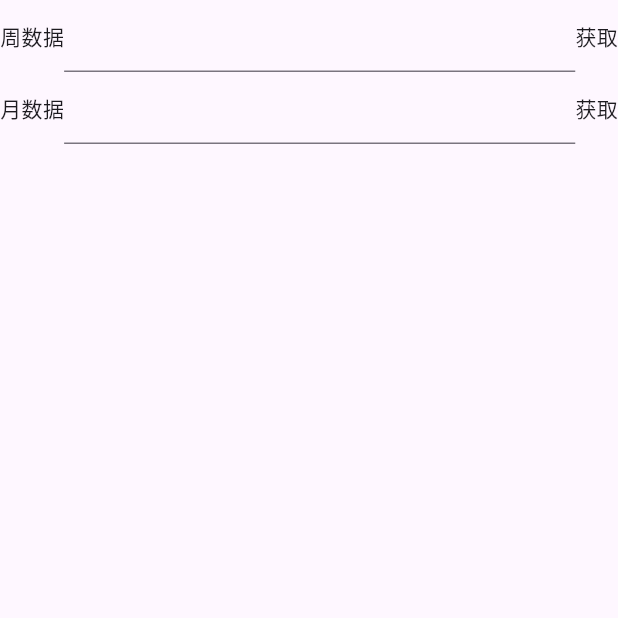
After one commit to XiaoXin956/flutter_toolkit, a Flutter app: the DatePage screen opened directly, after a tap on "获取", on a phone screen of 412 x 824 dp, the top half of it. The commit adds this screen. Run offline on Flutter 3.47's test engine with Material 3 defaults, Android fonts, the light colour scheme and no system bars; our stand-ins replace animated_text_kit, bloc, dio, easy_refresh, equatable, flutter_bloc and 3 more; accounts and stored records are empty; generated files the repository leaves out were written again.

Commit message:
日期修改

```diff
--- a/lib/page/data_select_page/date_select_page.dart
+++ b/lib/page/data_select_page/date_select_page.dart
@@ -2,7 +2,6 @@ import 'package:flutter/material.dart';
 import 'package:flutter_bloc/flutter_bloc.dart';
 import 'package:flutter_toolkit/page/data_select_page/date_select_cubit.dart';
 import 'package:flutter_toolkit/utils/date_tool.dart';
-import 'package:flutter_toolkit/utils/print_utils.dart';
 
 class DataSelectPage extends StatefulWidget {
   String? startDate = "";
--- /dev/null
+++ b/lib/page/date_view/date_page.dart
@@ -0,0 +1,86 @@
+import 'package:flutter/material.dart';
+import 'package:flutter_toolkit/utils/date_tool.dart';
+
+class DatePage extends StatefulWidget {
+  const DatePage({super.key});
+
+  @override
+  State<DatePage> createState() => _DatePageState();
+}
+
+class _DatePageState extends State<DatePage> {
+  List<DateBean> weekData = [];
+  List<DateBean> monthData = [];
+  String inputWeekData = "";
+
+  @override
+  Widget build(BuildContext context) {
+    return Scaffold(
+      body: Column(
+        children: [
+          //周数据
+          Column(
+            children: [
+              Row(
+                children: [
+                  Text("周数据"),
+                  Expanded(child: TextField(
+                    onChanged: (value) {
+                      inputWeekData = value;
+                    },
+                  )),
+                  InkWell(
+                    onTap: () {
+                      try {
+                        weekData = DateTool.getWeekData(selectData: inputWeekData);
+                        setState(() {});
+                      } catch (e) {}
+                    },
+                    child: Text("获取"),
+                  )
+                ],
+              ),
+              inputWeekData.isEmpty
+                  ? Container()
+                  : Column(
+                      children: weekData
+                          .map((e) => Container(
+                                child: Center(child: Text("${e.year.toString()} ${e.month.toString()} ${e.day.toString()}")),
+                              ))
+                          .toList(),
+                    ),
+              Row(
+                children: [
+                  Text("月数据"),
+                  Expanded(child: TextField(
+                    onChanged: (value) {
+                      inputWeekData = value;
+                    },
+                  )),
+                  InkWell(
+                    onTap: () {
+                      try {
+                        monthData = DateTool.getMonthData(selectData: inputWeekData,placeholder: true);
+                        setState(() {});
+                      } catch (e) {}
+                    },
+                    child: Text("获取"),
+                  )
+                ],
+              ),
+              inputWeekData.isEmpty
+                  ? Container()
+                  : Column(
+                      children: monthData
+                          .map((e) => Container(
+                                child: Center(child: Text("${e.year.toString()} ${e.month.toString()} ${e.day.toString()}")),
+                              ))
+                          .toList(),
+                    )
+            ],
+          )
+        ],
+      ),
+    );
+  }
+}
--- a/lib/utils/date_tool.dart
+++ b/lib/utils/date_tool.dart
@@ -1,4 +1,28 @@
-import 'package:flutter_toolkit/utils/print_utils.dart';
+import 'package:flutter/foundation.dart';
+
+printRed(dynamic msg) {
+  if (kDebugMode) {
+    print("\x1B[31m ${msg} \x1B[0m");
+  }
+}
+
+printBlue(dynamic msg) {
+  if (kDebugMode) {
+    print("\x1B[34m ${msg} \x1B[0m");
+  }
+}
+
+printWhite(dynamic msg) {
+  if (kDebugMode) {
+    print("\x1B[37m ${msg} \x1B[0m");
+  }
+}
+
+printPurple(dynamic msg) {
+  if (kDebugMode) {
+    print("\x1B[35m ${msg} \x1B[0m");
+  }
+}
 
 class DateTool {
   /// 年月日时分秒
@@ -24,7 +48,7 @@ class DateTool {
   }
 
   /// 当前时间 年月日时分
-  static String getTodayYearMothDayHourMinute() {
+  static String getTodayYMDHM() {
     DateTime currentTime = DateTime.now();
     var month = (currentTime.month.toString().length == 1) ? "0${currentTime.month}" : currentTime.month;
     var day = (currentTime.day.toString().length == 1) ? "0${currentTime.day}" : currentTime.day;
@@ -41,13 +65,13 @@ class DateTool {
     return "${currentTime.year}-${month}-${day} 23:59:59";
   }
 
-  // 时间戳
+  /// 时间戳
   static String timestamp() {
     DateTime currentTime = DateTime.now();
     return "${currentTime.microsecondsSinceEpoch}";
   }
 
-  // 指定时间的多少天前，或者当前的多少天前
+  /// 指定时间的多少天前，或者当前的多少天前
   static String ageDay(String currDateTime, int days) {
     DateTime dateTime = (currDateTime != "") ? DateTime.parse(currDateTime) : DateTime.now();
     DateTime dateResult = DateTime(dateTime.year, dateTime.month, dateTime.day - days, dateTime.hour, dateTime.minute, dateTime.second);
@@ -56,8 +80,79 @@ class DateTool {
     return "${dateResult.year}-$month-$day";
   }
 
-  // 生成时间日期数据
-  static List<DateBean> getCompleteData({int defaultWeek = 7,String? startTime = "", String? endTime = "", int apartDay = 140}) {
+  /// 生成指定日期一周内的数据
+  static List<DateBean> getWeekData({String selectData = ""}) {
+    List<DateBean> dateData = [];
+    DateTime dateTime;
+    int weekday;
+    if (selectData == "") {
+      dateTime = DateTime.now();
+    } else {
+      dateTime = DateTime.parse(selectData.toString());
+    }
+    weekday = dateTime.weekday;
+    dateTime = dateTime.subtract(Duration(days: weekday - 1));
+    for (int i = 0; i < 7; i++) {
+      DateBean dayDate = DateBean();
+      dayDate.id = "${dateTime.year.toString()}${(dateTime.month < 10) ? "0${dateTime.month}" : dateTime.month.toString()}${(dateTime.day < 10) ? "0${dateTime.day}" : "${dateTime.day.toString()}"}";
+      dayDate.day = "${dateTime.day < 10 ? "0${dateTime.day}" : dateTime.day}";
+      dayDate.month = "${dateTime.month < 10 ? "0${dateTime.month}" : dateTime.month}";
+      dayDate.year = dateTime.year.toString();
+      dayDate.dateTime = dateTime;
+      dayDate.itemState = DateStatus.normal;
+      dayDate.itemType = DateType.day;
+      dayDate.show = (dateTime.day < 10) ? "0${dateTime.day}" : dateTime.day.toString();
+      dateData.add(dayDate);
+      dateTime = dateTime.add(Duration(days: 1));
+    }
+    return dateData;
+  }
+
+  /// 生成当前月份的数据
+  static List<DateBean> getMonthData({String selectData = "", int startWeekDay = 1, bool placeholder = false}) {
+    List<DateBean> dateData = [];
+    DateTime dateTime;
+    if (selectData == "") {
+      dateTime = DateTime.now();
+    } else {
+      dateTime = DateTime.parse(selectData.toString());
+    }
+    dateTime = DateTime(dateTime.year, dateTime.month, 1);
+    int days = DateTime(dateTime.year, dateTime.month + 1, 0).day;
+    for (int i = 0; i < days; i++) {
+      if (placeholder) {
+        if (i == 0) {
+          var weekday = dateTime.weekday;
+          if (startWeekDay == 1) {
+            _firstSundayDatePlaceholder(dateData, weekday, "${dateTime.month > 10 ? "0${dateTime.month}" : dateTime.month}");
+          } else if (startWeekDay == 7) {
+            _firstSundayDatePlaceholder(dateData, weekday, "${dateTime.month > 10 ? "0${dateTime.month}" : dateTime.month}");
+          }
+        }
+      }
+      DateBean dayDate = DateBean();
+      dayDate.id = "${dateTime.year.toString()}${(dateTime.month < 10) ? "0${dateTime.month}" : dateTime.month.toString()}${(dateTime.day < 10) ? "0${dateTime.day}" : "${dateTime.day.toString()}"}";
+      dayDate.day = "${dateTime.day < 10 ? "0${dateTime.day}" : dateTime.day}";
+      dayDate.month = "${dateTime.month < 10 ? "0${dateTime.month}" : dateTime.month}";
+      dayDate.year = dateTime.year.toString();
+      dayDate.dateTime = dateTime;
+      dayDate.itemState = DateStatus.normal;
+      dayDate.itemType = DateType.day;
+      dayDate.show = (dateTime.day < 10) ? "0${dateTime.day}" : dateTime.day.toString();
+      dateData.add(dayDate);
+      if (placeholder) {
+        if (i == days - 1) {
+          var weekday = dateTime.weekday;
+          _lastSundayDatePlaceholder(dateData, weekday, "${dateTime.month > 10 ? "0${dateTime.month}" : dateTime.month}");
+        }
+      }
+      dateTime = dateTime.add(const Duration(days: 1));
+    }
+    return dateData;
+  }
+
+  /// 生成时间日期数据
+  static List<DateBean> getCompleteData({int defaultWeek = 7, String? startTime = "", String? endTime = "", int apartDay = 140}) {
     List<DateBean> dateData = [];
     DateTime startDate;
     if (startTime != "") {
@@ -103,11 +198,8 @@ class DateTool {
       dateMonthDayBean.year = startDate.year.toString();
       dateMonthDayBean.show = (startDate.month < 10) ? "0${startDate.month}" : startDate.month.toString();
       dateData.add(dateMonthDayBean);
-
       _addDatePlaceholder(dateData, 5, "${startDate.year}${(startDate.month < 10) ? "0${startDate.month}" : startDate.month.toString()}");
-
       DateTime startMonthDate = startDate; // 当月的开始数据
-
       DateTime endMonthDate = DateTime(startMonthDate.year, startMonthDate.month + 1, 1); // 月尾的结束数据
       // 判断结束时间是否在当月内
       if (startMonthDate.year == endDate.year && startMonthDate.month == endDate.month) {
@@ -120,12 +212,12 @@ class DateTool {
           isFirst = false;
           // 获取时间点
           weekday = startMonthDate.weekday;
-          _firstDatePlaceholder(dateData, weekday, "${startMonthDate.month > 10 ? "0${startMonthDate.month}" : startMonthDate.month}");
+          _firstSundayDatePlaceholder(dateData, weekday, "${startMonthDate.month > 10 ? "0${startMonthDate.month}" : startMonthDate.month}");
         } else {
           // 判断是否为当月1号
           if (startMonthDate.day == 1) {
             weekday = startMonthDate.weekday;
-            _firstDatePlaceholder(dateData, weekday, "${startMonthDate.month > 10 ? "0${startMonthDate.month}" : startMonthDate.month}");
+            _firstSundayDatePlaceholder(dateData, weekday, "${startMonthDate.month > 10 ? "0${startMonthDate.month}" : startMonthDate.month}");
           }
         }
         DateBean dayDate = DateBean();
@@ -144,18 +236,17 @@ class DateTool {
         DateTime nextDay = DateTime(startMonthDate.year, startMonthDate.month, startMonthDate.day + 1);
         if (nextDay.month != startMonthDate.month) {
           weekday = startMonthDate.weekday;
-          _lastDatePlaceholder(dateData, weekday, "${startMonthDate.month < 10 ? "0${startMonthDate.month}" : startMonthDate.month}");
+          _lastSundayDatePlaceholder(dateData, weekday, "${startMonthDate.month < 10 ? "0${startMonthDate.month}" : startMonthDate.month}");
         }
         startMonthDate = DateTime(startMonthDate.year, startMonthDate.month, startMonthDate.day).add(Duration(days: 1));
       }
       startDate = DateTime(startDate.year, startDate.month + 1, 1);
     }
-    // 遍历日的范围
-
     return dateData;
   }
 
-  static void _firstDatePlaceholder(List<DateBean> dateBeans, int weekday, String monthStr) {
+  /// 从周日开始
+  static void _firstSundayDatePlaceholder(List<DateBean> dateBeans, int weekday, String monthStr) {
     switch (weekday) {
       case 1:
         _addDatePlaceholder(dateBeans, 1, monthStr);
@@ -180,8 +271,7 @@ class DateTool {
         break;
     }
   }
-
-  static void _lastDatePlaceholder(List<DateBean> dateBeans, int weekday, String monthStr) {
+  static void _lastSundayDatePlaceholder(List<DateBean> dateBeans, int weekday, String monthStr) {
     switch (weekday) {
       case 1:
         _addDatePlaceholder(dateBeans, 5, monthStr);
--- a/pubspec.yaml
+++ b/pubspec.yaml
@@ -38,6 +38,7 @@ dependencies:
   google_sign_in: ^6.2.1
   sign_in_with_apple: ^5.0.0
   http:
+  rive:
 
 
 
```
Also changed, not shown: lib/main.dart (+12 -0 lines), lib/style/widget_style.dart (added, +25 -0 lines), 3 other files.
